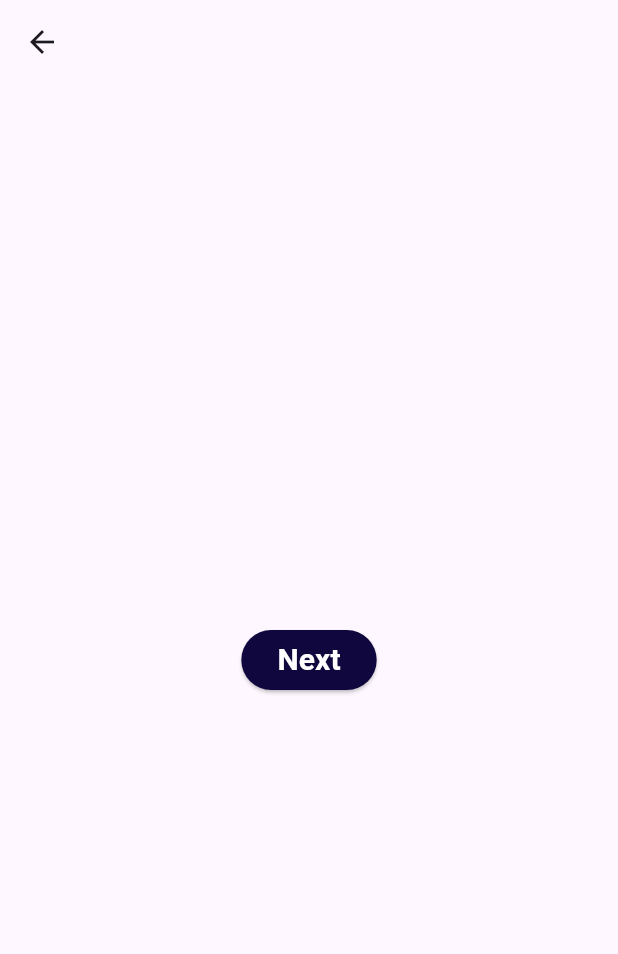
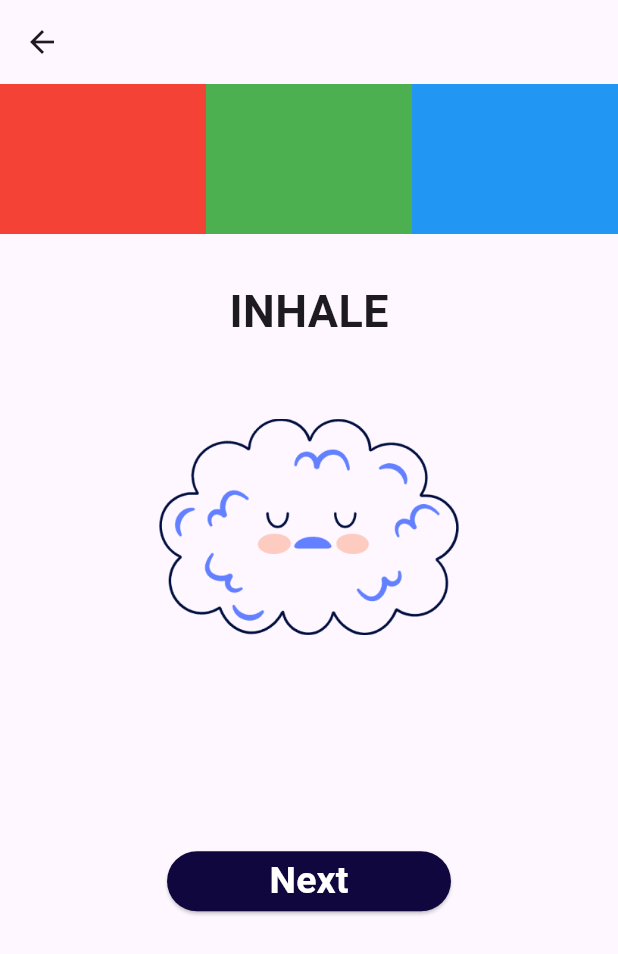
Before and after one commit to FatoomRe/Calm-Attack, a Flutter app: the screen it shows after launch, after a tap on "Get Started", on a phone screen of 412 x 824 dp. Shown: the top 954 px of the screen. Run offline on Flutter 3.47's test engine with Material 3 defaults, Android fonts, the phone set to English and light mode, and no system bars.

Commit message:
worked on Breathing screen UI

```diff
--- /dev/null
+++ b/lib/Pages/BreathingScreen.dart
@@ -0,0 +1,81 @@
+// ignore_for_file: file_names
+
+import 'package:calmattack/Pages/ThirdScreen.dart';
+import 'package:flutter/material.dart';
+
+class BreathingScreen extends StatelessWidget {
+  const BreathingScreen({super.key});
+
+  @override
+  Widget build(context) {
+    return Scaffold(
+        appBar: AppBar(
+          title: const Text(''),
+        ),
+        body: Column(
+          children: [
+            Row(
+              children: [
+                Expanded(
+                  child: Container(
+                    color: Colors.red,
+                    height: 100,
+                  ),
+                ),
+                Expanded(
+                  child: Container(
+                    color: Colors.green,
+                    height: 100,
+                  ),
+                ),
+                Expanded(
+                  child: Container(
+                    color: Colors.blue,
+                    height: 100,
+                  ),
+                ),
+              ],
+            ),
+            const SizedBox(
+              height: 30,
+            ),
+            const Text(
+              'INHALE',
+              style: TextStyle(
+                fontSize: 30,
+                fontWeight: FontWeight.bold,
+              ),
+            ),
+            const SizedBox(
+              height: 50,
+            ),
+            Image.asset(
+              'assets/c1 1.png',
+              width: 200,
+            ),
+            const SizedBox(
+              height: 140,
+            ),
+            ElevatedButton(
+              onPressed: () {
+                Navigator.push(
+                    context,
+                    MaterialPageRoute(
+                        builder: (context) => const ThirdScreen()));
+              },
+              style: ElevatedButton.styleFrom(
+                primary: const Color(0xff0F073E),
+              ),
+              child: const Text(
+                '       Next       ',
+                style: TextStyle(
+                  color: Colors.white,
+                  fontSize: 25,
+                  fontWeight: FontWeight.bold,
+                ),
+              ),
+            )
+          ],
+        ));
+  }
+}
--- a/lib/Pages/SecondScreen.dart
+++ /dev/null
@@ -1,37 +0,0 @@
-
-// ignore_for_file: file_names, deprecated_member_use
-
-import 'package:calmattack/Pages/ThirdScreen.dart';
-import 'package:flutter/material.dart';
-
-
-class SecondScreen extends StatelessWidget {
-  const SecondScreen({super.key});
-
-  @override
-  Widget build(context) {
-    return Scaffold(
-      appBar: AppBar(
-        title: const Text(''),
-      ),
-      body: Center(
-        child: ElevatedButton(
-          style: ElevatedButton.styleFrom(
-            primary: const Color(0xff0F073E),
-          ),
-          child: const Text(
-            'Next',
-            style: TextStyle(
-              color: Colors.white,
-              fontSize: 20,
-              fontWeight: FontWeight.bold,
-            ),
-            ),
-          onPressed: () {
-            Navigator.push(context,
-            MaterialPageRoute(builder:(context) => const ThirdScreen()));
-          },
-        )),
-    );
-  }
-}
--- a/lib/Pages/StartScreen.dart
+++ b/lib/Pages/StartScreen.dart
@@ -1,6 +1,6 @@
 // ignore_for_file: file_names, deprecated_member_use
 
-import 'package:calmattack/Pages/SecondScreen.dart';
+import 'package:calmattack/Pages/BreathingScreen.dart';
 import 'package:flutter/material.dart';
 import 'dart:math';
 
@@ -22,34 +22,39 @@ class StartScreen extends StatelessWidget {
               fontWeight: FontWeight.bold,
             ),
           ),
-          const SizedBox(height: 20), //<-- add this line to add some space between the top and the image
+          const SizedBox(
+              height:
+                  20), //<-- add this line to add some space between the top and the image
           Transform.rotate(
-             angle: -17.8 * pi / 180, //<-- rotate the image
+            angle: -17.8 * pi / 180, //<-- rotate the image
             child: Image.asset(
               'assets/img1.png',
               width: 320,
             ),
           ),
-          const SizedBox(height: 80), //<-- add this line to add some space between the image and the text
+          const SizedBox(
+              height:
+                  80), //<-- add this line to add some space between the image and the text
           ElevatedButton(
             onPressed: () {
-              Navigator.push(context,
-               MaterialPageRoute(builder: (context) => const SecondScreen()),
+              Navigator.push(
+                context,
+                MaterialPageRoute(
+                    builder: (context) => const BreathingScreen()),
               );
             },
-          style: ElevatedButton.styleFrom(
-            primary: const Color(0xff0F073E),
-          ),
+            style: ElevatedButton.styleFrom(
+              primary: const Color(0xff0F073E),
+            ),
             child: const Text(
               'Get Started',
               style: TextStyle(
                 color: Colors.white,
-                fontSize: 20,
+                fontSize: 25,
                 fontWeight: FontWeight.bold,
               ),
+            ),
           ),
-
-        ),
         ],
       ),
     );
--- a/lib/main.dart
+++ b/lib/main.dart
@@ -3,7 +3,6 @@ import 'package:calmattack/Pages/StartScreen.dart';
 
 void main() {
   runApp(MaterialApp(
-    title: 'Debug Banner',
     debugShowCheckedModeBanner: false,
     home: Scaffold(
         body: Container(
--- a/pubspec.yaml
+++ b/pubspec.yaml
@@ -30,6 +30,7 @@ environment:
 dependencies:
   flutter:
     sdk: flutter
+  flare_flutter: ^3.0.2
 
 
   # The following adds the Cupertino Icons font to your application.
@@ -63,6 +64,7 @@ flutter:
     # - images/a_dot_burr.jpeg
     # - images/a_dot_ham.jpeg
     - assets/img1.png
+    - assets/c1 1.png
 
   # An image asset can refer to one or more resolution-specific "variants", see
   # https://flutter.dev/assets-and-images/#resolution-aware
```
Also changed, not shown: assets/c1 1.png (added), pubspec.lock.
